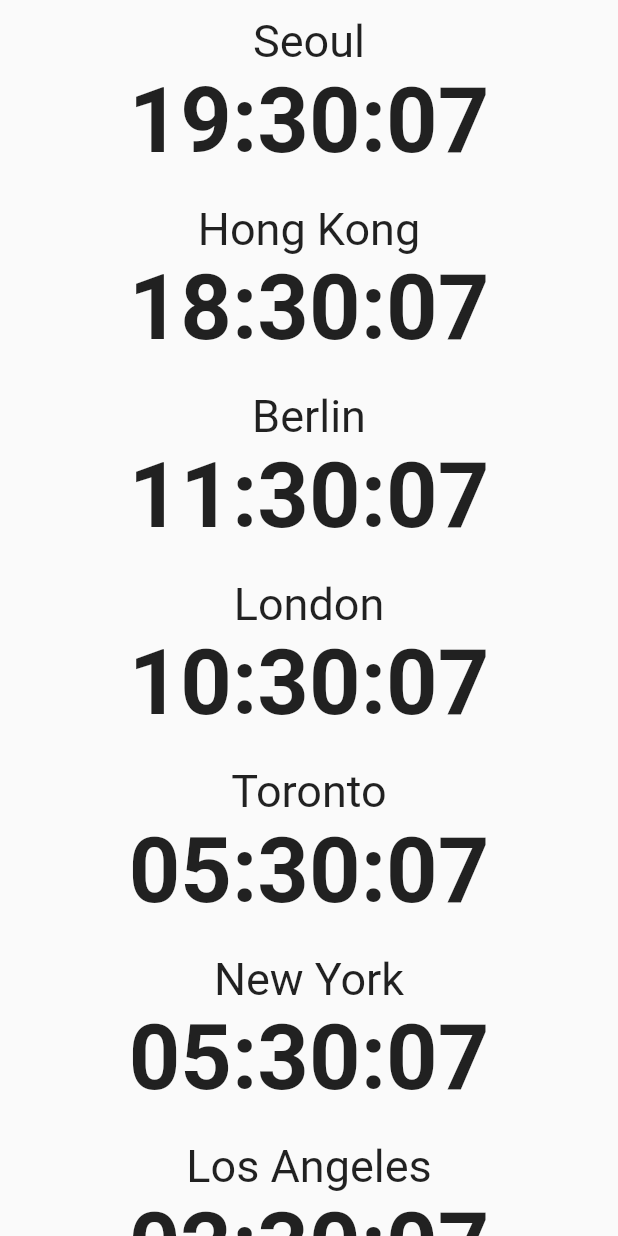
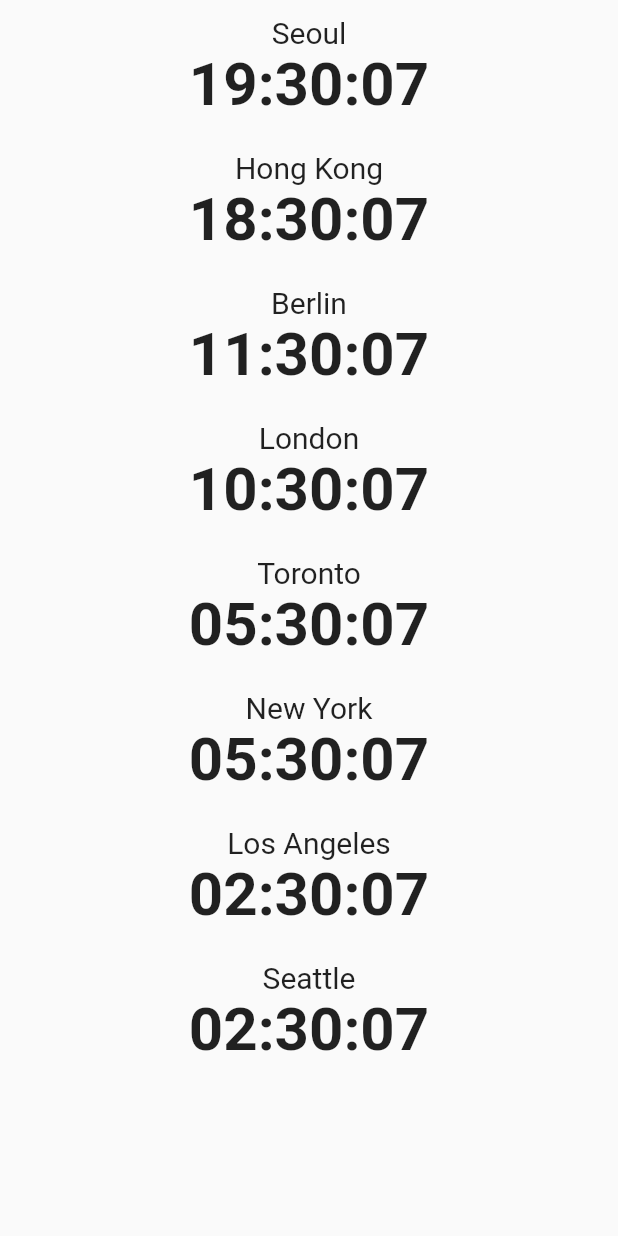
Before and after one commit to ChiwanAhn/gadoory, a Flutter app: the screen it shows after launch, on a phone screen of 412 x 824 dp. Run offline on Flutter 3.47's test engine with Material 2 defaults, Android fonts, the phone set to English and light mode, and no system bars.

Commit message:
글씨 크기 수정

```diff
--- a/lib/main.dart
+++ b/lib/main.dart
@@ -82,11 +82,11 @@ class _MyHomePageState extends State<MyHomePage> {
               children: [
                 Text(
                   data[index].name,
-                  style: TextStyle(fontSize: 30),
+                  style: TextStyle(fontSize: 20),
                 ),
                 Text(
                   getTimeText(index),
-                  style: TextStyle(fontSize: 60, fontWeight: FontWeight.bold),
+                  style: TextStyle(fontSize: 40, fontWeight: FontWeight.bold),
                 )
               ],
             ),
```
